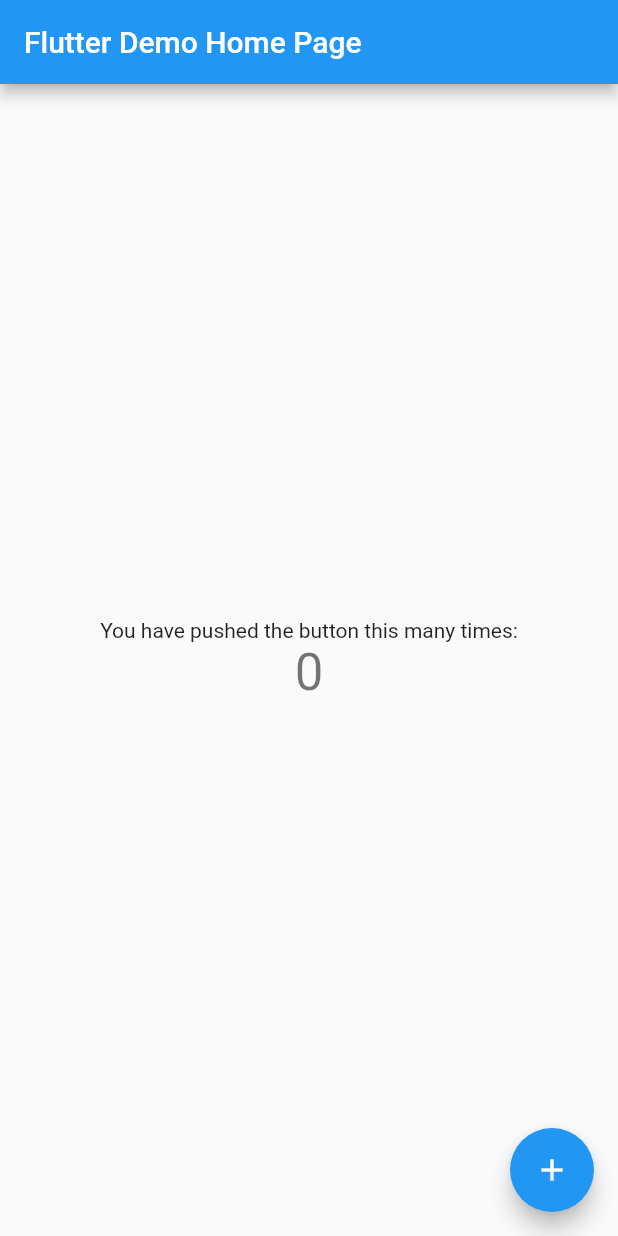
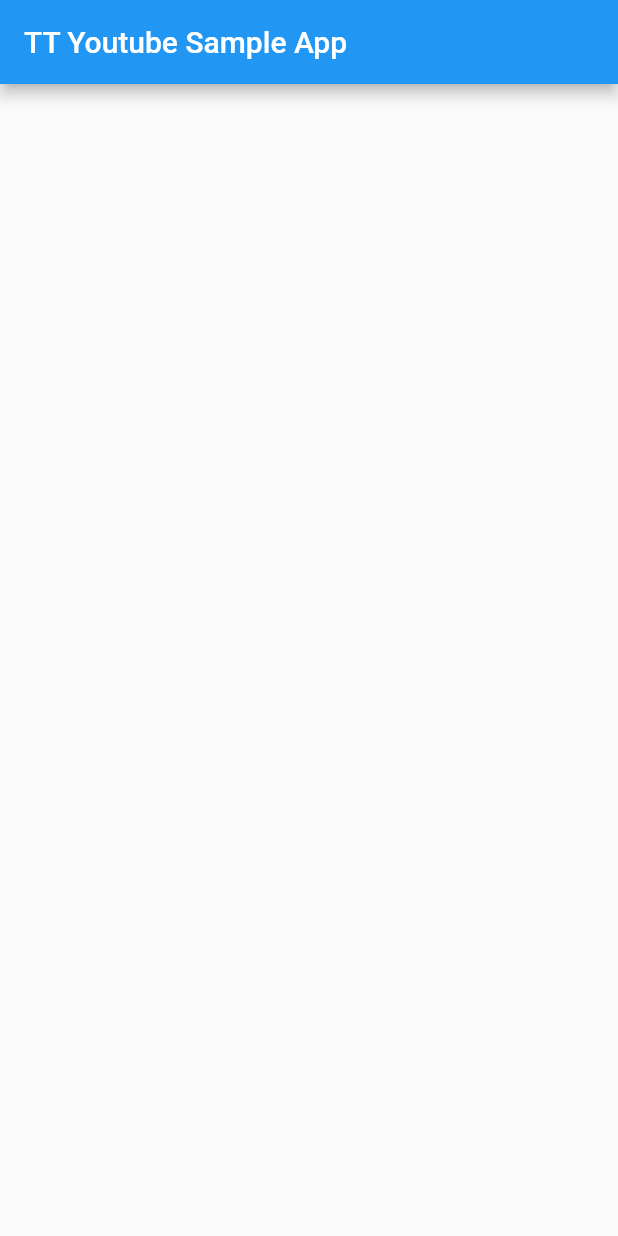
Before and after one commit to clucluland/tt_youtube_app, a Flutter app: the screen it shows after launch, on a phone screen of 412 x 824 dp. Run offline on Flutter 3.47's test engine with Material 2 defaults, Android fonts, the phone set to English and light mode, and no system bars.

Commit message:
前準備1

```diff
--- a/lib/main.dart
+++ b/lib/main.dart
@@ -1,115 +1,30 @@
 import 'package:flutter/material.dart';
 
 void main() {
-  runApp(const MyApp());
+  runApp(MyApp());
 }
 
 class MyApp extends StatelessWidget {
-  const MyApp({Key? key}) : super(key: key);
-
-  // This widget is the root of your application.
   @override
   Widget build(BuildContext context) {
-    return MaterialApp(
-      title: 'Flutter Demo',
-      theme: ThemeData(
-        // This is the theme of your application.
-        //
-        // Try running your application with "flutter run". You'll see the
-        // application has a blue toolbar. Then, without quitting the app, try
-        // changing the primarySwatch below to Colors.green and then invoke
-        // "hot reload" (press "r" in the console where you ran "flutter run",
-        // or simply save your changes to "hot reload" in a Flutter IDE).
-        // Notice that the counter didn't reset back to zero; the application
-        // is not restarted.
-        primarySwatch: Colors.blue,
-      ),
-      home: const MyHomePage(title: 'Flutter Demo Home Page'),
+    return const MaterialApp(
+      home: MyHomePage(),
     );
   }
 }
 
-class MyHomePage extends StatefulWidget {
-  const MyHomePage({Key? key, required this.title}) : super(key: key);
-
-  // This widget is the home page of your application. It is stateful, meaning
-  // that it has a State object (defined below) that contains fields that affect
-  // how it looks.
-
-  // This class is the configuration for the state. It holds the values (in this
-  // case the title) provided by the parent (in this case the App widget) and
-  // used by the build method of the State. Fields in a Widget subclass are
-  // always marked "final".
-
-  final String title;
-
-  @override
-  State<MyHomePage> createState() => _MyHomePageState();
-}
-
-class _MyHomePageState extends State<MyHomePage> {
-  int _counter = 0;
-
-  void _incrementCounter() {
-    setState(() {
-      // This call to setState tells the Flutter framework that something has
-      // changed in this State, which causes it to rerun the build method below
-      // so that the display can reflect the updated values. If we changed
-      // _counter without calling setState(), then the build method would not be
-      // called again, and so nothing would appear to happen.
-      _counter++;
-    });
-  }
+class MyHomePage extends StatelessWidget {
+  const MyHomePage({Key? key}) : super(key: key);
 
   @override
   Widget build(BuildContext context) {
-    // This method is rerun every time setState is called, for instance as done
-    // by the _incrementCounter method above.
-    //
-    // The Flutter framework has been optimized to make rerunning build methods
-    // fast, so that you can just rebuild anything that needs updating rather
-    // than having to individually change instances of widgets.
     return Scaffold(
       appBar: AppBar(
-        // Here we take the value from the MyHomePage object that was created by
-        // the App.build method, and use it to set our appbar title.
-        title: Text(widget.title),
+        title: const Text('TT Youtube Sample App'),
       ),
       body: Center(
-        // Center is a layout widget. It takes a single child and positions it
-        // in the middle of the parent.
-        child: Column(
-          // Column is also a layout widget. It takes a list of children and
-          // arranges them vertically. By default, it sizes itself to fit its
-          // children horizontally, and tries to be as tall as its parent.
-          //
-          // Invoke "debug painting" (press "p" in the console, choose the
-          // "Toggle Debug Paint" action from the Flutter Inspector in Android
-          // Studio, or the "Toggle Debug Paint" command in Visual Studio Code)
-          // to see the wireframe for each widget.
-          //
-          // Column has various properties to control how it sizes itself and
-          // how it positions its children. Here we use mainAxisAlignment to
-          // center the children vertically; the main axis here is the vertical
-          // axis because Columns are vertical (the cross axis would be
-          // horizontal).
-          mainAxisAlignment: MainAxisAlignment.center,
-          children: <Widget>[
-            const Text(
-              'You have pushed the button this many times:',
-            ),
-            Text(
-              '$_counter',
-              style: Theme.of(context).textTheme.headline4,
-            ),
-          ],
-        ),
+        child: Container(),
       ),
-      floatingActionButton: FloatingActionButton(
-        onPressed: _incrementCounter,
-        tooltip: 'Increment',
-        child: const Icon(Icons.add),
-      ), // This trailing comma makes auto-formatting nicer for build methods.
     );
   }
 }
```
